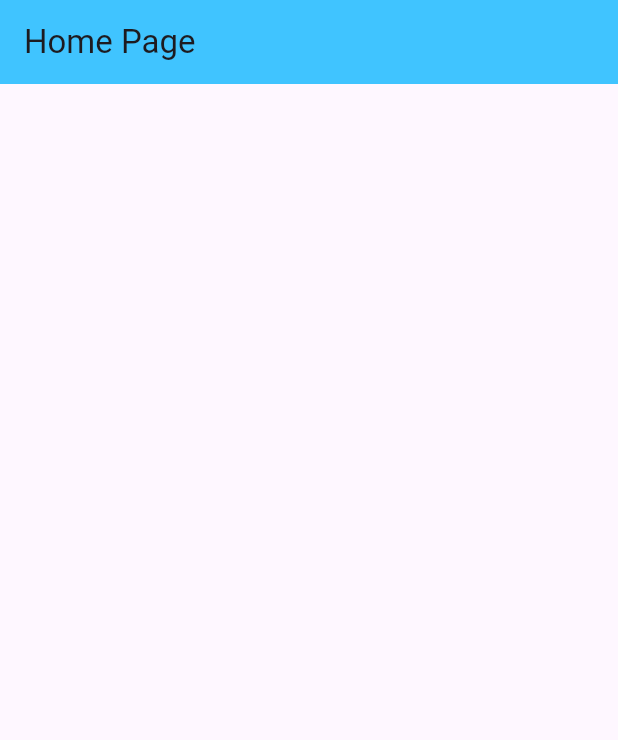
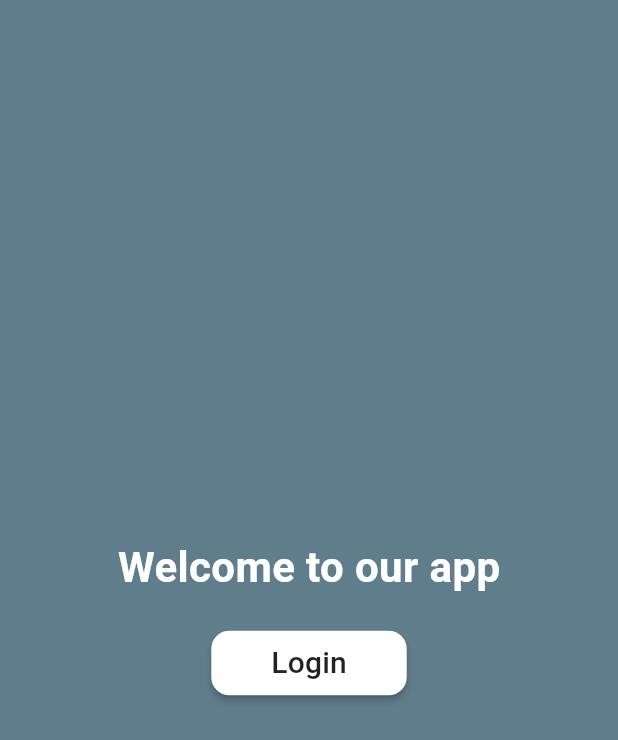
Before and after one commit to sarzeez/flutter_auth, a Flutter app: the screen it shows after launch, on a phone screen of 412 x 824 dp. Shown: the top 740 px of the screen. Run offline on Flutter 3.47's test engine with Material 3 defaults, Android fonts, the phone set to English and light mode, and no system bars; our stand-ins replace shared_preferences.

```diff
--- /dev/null
+++ b/lib/core/storage/storage.dart
@@ -0,0 +1,53 @@
+import 'package:shared_preferences/shared_preferences.dart';
+
+class StorageRepository {
+  static StorageRepository? _storageUtil;
+  static SharedPreferences? _preferences;
+
+  static Future<StorageRepository?> getInstance() async {
+    if (_storageUtil == null) {
+      final secureStorage = StorageRepository._();
+
+      await secureStorage._init();
+      _storageUtil = secureStorage;
+    }
+
+    return _storageUtil;
+  }
+
+  StorageRepository._();
+
+  Future _init() async {
+    _preferences = await SharedPreferences.getInstance();
+  }
+
+  static Future<bool>? putString(String key, String value) {
+    if (_preferences == null) return null;
+    return _preferences!.setString(key, value);
+  }
+
+  static String? getString(String key) {
+    if (_preferences == null) return null;
+    return _preferences!.getString(key);
+  }
+
+  static Future<bool>? putInt(String key, int value) {
+    if (_preferences == null) return null;
+    return _preferences!.setInt(key, value);
+  }
+
+  static int? getInt(String key) {
+    if (_preferences == null) return null;
+    return _preferences!.getInt(key);
+  }
+
+  static Future<bool>? putBool(String key, bool value) {
+    if (_preferences == null) return null;
+    return _preferences!.setBool(key, value);
+  }
+
+  static bool getBool(String key, {bool defValue = true}) {
+    if (_preferences == null) return defValue;
+    return _preferences!.getBool(key) ?? defValue;
+  }
+}
--- /dev/null
+++ b/lib/core/storage/storage_keys.dart
@@ -0,0 +1,3 @@
+class StorageKeys {
+  static String isNew = 'isNew';
+}
--- a/lib/main.dart
+++ b/lib/main.dart
@@ -1,7 +1,10 @@
 import 'package:flutter/material.dart';
+import 'package:flutter_auth/core/storage/storage.dart';
 import 'package:flutter_auth/view/splash_screen.dart';
 
-void main() {
+void main() async {
+  WidgetsFlutterBinding.ensureInitialized();
+  await StorageRepository.getInstance();
   runApp(const MyApp());
 }
 
--- /dev/null
+++ b/lib/view/welcome_page.dart
@@ -0,0 +1,62 @@
+import 'package:flutter/material.dart';
+import 'package:flutter_auth/core/storage/storage.dart';
+import 'package:flutter_auth/core/storage/storage_keys.dart';
+import 'package:flutter_auth/view/home_page.dart';
+
+class WelcomePage extends StatefulWidget {
+  const WelcomePage({super.key});
+
+  @override
+  State<WelcomePage> createState() => _WelcomePageState();
+}
+
+class _WelcomePageState extends State<WelcomePage> {
+  void navigateToLogin() async {
+    Navigator.pushAndRemoveUntil(
+        context,
+        MaterialPageRoute(
+          builder: (context) => const HomePage(),
+        ),
+        (route) => false);
+
+    // set isNew = false
+    await StorageRepository.putBool(StorageKeys.isNew, false);
+  }
+
+  @override
+  Widget build(BuildContext context) {
+    return Scaffold(
+      body: Container(
+        width: double.infinity,
+        color: Colors.blueGrey,
+        child: Column(
+          mainAxisAlignment: MainAxisAlignment.center,
+          children: [
+            const Text(
+              'Welcome to our app',
+              style: TextStyle(
+                  fontSize: 28,
+                  fontWeight: FontWeight.w600,
+                  color: Colors.white),
+            ),
+            const SizedBox(
+              height: 20,
+            ),
+            MaterialButton(
+              onPressed: navigateToLogin,
+              color: Colors.white,
+              padding: const EdgeInsets.symmetric(horizontal: 40, vertical: 7),
+              shape: RoundedRectangleBorder(
+                borderRadius: BorderRadius.circular(12), // <-- Radius
+              ),
+              child: const Text(
+                'Login',
+                style: TextStyle(fontSize: 20),
+              ),
+            )
+          ],
+        ),
+      ),
+    );
+  }
+}
--- a/pubspec.yaml
+++ b/pubspec.yaml
@@ -31,6 +31,7 @@ dependencies:
   flutter:
     sdk: flutter
   shared_preferences: ^2.2.2
+  dio: ^5.4.0
 
   # The following adds the Cupertino Icons font to your application.
   # Use with the CupertinoIcons class for iOS style icons.
```
Also changed, not shown: lib/view/home_page.dart (+17 -1 lines), lib/view/splash_screen.dart (+17 -0 lines), lib/config/dio_config.dart (added), pubspec.lock, 3 other files.
